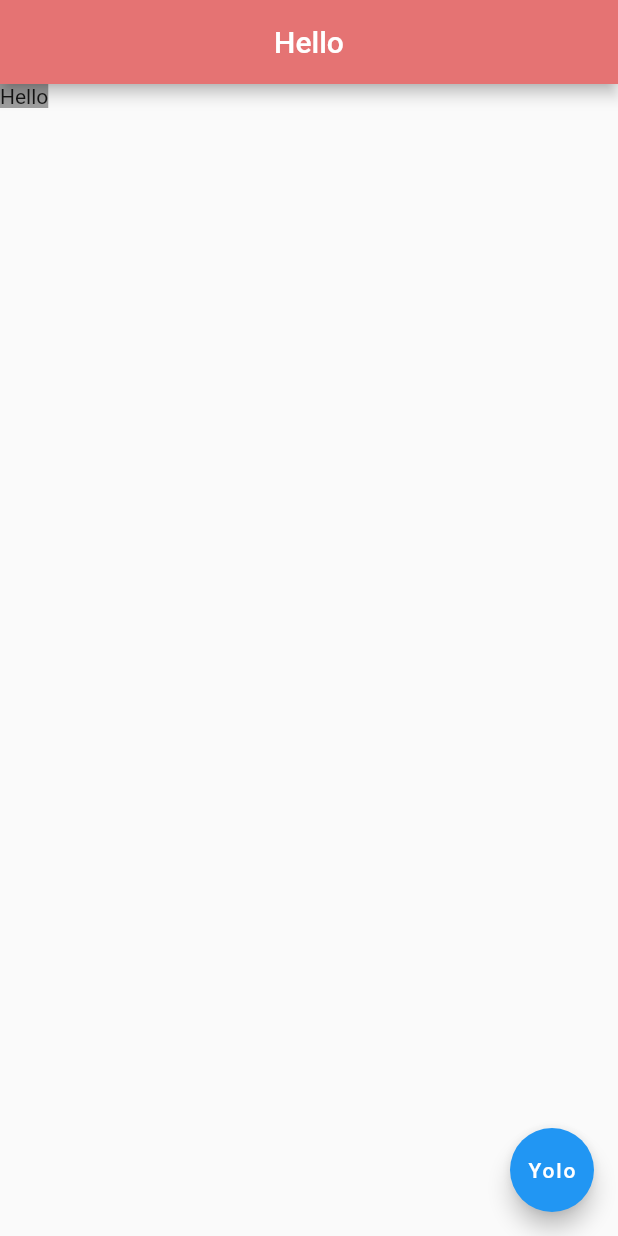
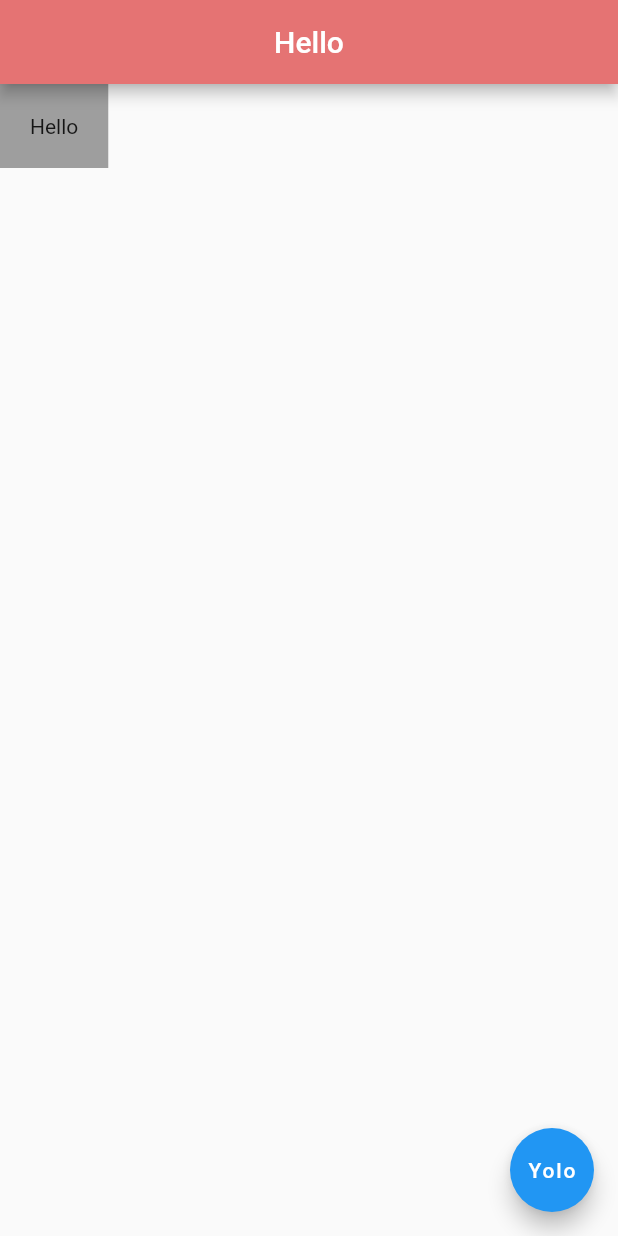
Before and after one commit to pewebdevelopment/Zen-Flutter-PlayGround, a Flutter app: the screen it shows after launch, on a phone screen of 412 x 824 dp. Run offline on Flutter 3.47's test engine with Material 2 defaults, Android fonts, the phone set to English and light mode, and no system bars; missing offline and left inert: dart:html.

Commit message:
padding placed

```diff
--- a/lib/main.dart
+++ b/lib/main.dart
@@ -14,7 +14,10 @@ class Home extends StatelessWidget {
           centerTitle: true,
           backgroundColor: Colors.red[300],
         ),
-        body: Container(color: Colors.grey, child: Text('Hello')),
+        body: Container(
+            padding: EdgeInsets.all(20.0),
+            color: Colors.grey,
+            child: Text('Hello')),
         floatingActionButton: FloatingActionButton(
           child: Text("Yolo"),
           onPressed: () {},
```
